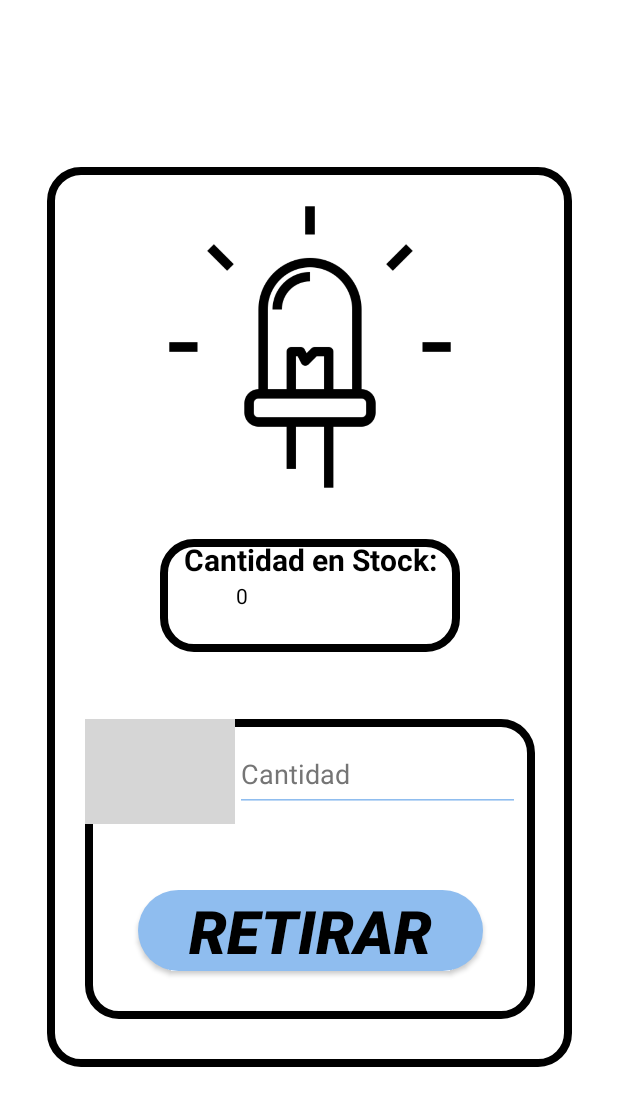
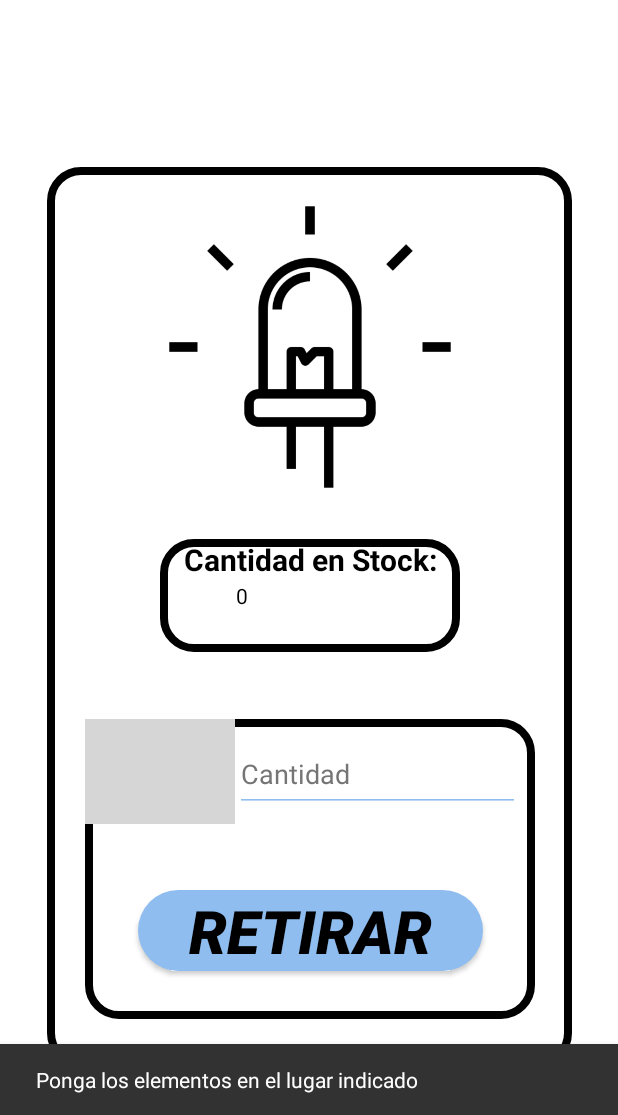
Before and after one commit to ORT-MECATRONICA/2022-PF-StocKode-Sasson-Raubvogel-Lijavetzky-Zuchowicki, an Android app: the fragment FragmentRetiro placed in its activity, after a tap on "RETIRAR", on a phone screen of 412 x 824 dp, the part 121-1236 px from its top. Run offline under Robolectric (Android 15) with nearby library versions, the phone set to English and light mode, and no system bars; our stand-ins replace Firebase (no records; nobody signed in at launch, a user with empty details on screens opened directly); 5 statements that could not run were skipped; grey boxes are pictures that could not be loaded.

Commit message:
Subida y retiro activan el dispositivo

```diff
--- a/StocKode/app/src/main/java/com/example/stockode/Fragments/FragmentRetiro.kt
+++ b/StocKode/app/src/main/java/com/example/stockode/Fragments/FragmentRetiro.kt
@@ -8,13 +8,12 @@ import androidx.fragment.app.Fragment
 import android.view.LayoutInflater
 import android.view.View
 import android.view.ViewGroup
-import android.widget.Button
-import android.widget.EditText
-import android.widget.ImageView
-import android.widget.TextView
+import android.widget.*
 import androidx.navigation.findNavController
 import com.example.stockode.R
 import com.google.android.material.snackbar.Snackbar
+import com.google.firebase.database.DatabaseReference
+import com.google.firebase.database.FirebaseDatabase
 import com.google.firebase.firestore.ktx.firestore
 import com.google.firebase.ktx.Firebase
 import com.google.firebase.storage.FirebaseStorage
@@ -32,7 +31,9 @@ class FragmentRetiro : Fragment() {
     private lateinit var cantStock: TextView
     private lateinit var cantRetirada: EditText
     private lateinit var btnRetirar: Button
+
     private val db = Firebase.firestore
+    private lateinit var database: DatabaseReference
 
     override fun onCreateView(
         inflater: LayoutInflater, container: ViewGroup?,
@@ -48,6 +49,8 @@ class FragmentRetiro : Fragment() {
 
     override fun onStart() {
         super.onStart()
+
+        val numero = FragmentIngresoArgs.fromBundle(requireArguments()).numero
         val producto = FragmentIngresoArgs.fromBundle(requireArguments()).producto
         val cantidad = FragmentIngresoArgs.fromBundle(requireArguments()).cantidad.toInt()
         cantStock.text = cantidad.toString()
@@ -63,6 +66,10 @@ class FragmentRetiro : Fragment() {
         }
 
         btnRetirar.setOnClickListener {
+            database = FirebaseDatabase.getInstance().getReference("test")
+            database.child("flag").setValue(3).addOnSuccessListener {
+                Snackbar.make(v, "Ponga los elementos en el lugar indicado", Snackbar.LENGTH_SHORT).show()
+                database.child("int").setValue(numero.toInt())
             val cantidadRet = cantRetirada.text.toString()
             if (cantidadRet.isNotEmpty()){
                 var resultado = cantidad - cantidadRet.toInt()
@@ -72,8 +79,11 @@ class FragmentRetiro : Fragment() {
                     if (it.isSuccessful){
                         val action = FragmentRetiroDirections.actionRetiroToStock()
                         v.findNavController().navigate(action)
+                        }
                     }
                 }
+            }.addOnFailureListener {
+                Toast.makeText(requireContext(),"Failed",Toast.LENGTH_SHORT).show()
             }
         }
     }
--- a/StocKode/app/src/main/java/com/example/stockode/entities/Producto.kt
+++ b/StocKode/app/src/main/java/com/example/stockode/entities/Producto.kt
@@ -1,4 +1,4 @@
 package com.example.stockode.entities
 
-class Producto(var title: String, var description: String, var NombreImg: String) {
+class Producto(var title: String, var description: String, var NombreImg: String, var numero: String) {
 }
--- a/StocKode/app/src/main/java/com/example/stockode/entities/Usuarios.kt
+++ b/StocKode/app/src/main/java/com/example/stockode/entities/Usuarios.kt
@@ -1,4 +1,4 @@
 package com.example.stockode.entities
 
-class Usuarios(var email: String,var password: String) {
+data class Usuarios(var email: String,var password: String) {
 }
--- a/StocKode/app/src/main/res/layout/activity_lector_qr.xml
+++ b/StocKode/app/src/main/res/layout/activity_lector_qr.xml
@@ -4,7 +4,8 @@
     xmlns:tools="http://schemas.android.com/tools"
     android:layout_width="match_parent"
     android:layout_height="match_parent"
-    tools:context=".LectorQR">
+    tools:context=".LectorQR"
+    android:id="@+id/lectorQr">
 
     <androidx.fragment.app.FragmentContainerView
         android:id="@+id/fragmentContainerView"
--- a/StocKode/app/src/main/res/navigation/nav_graph.xml
+++ b/StocKode/app/src/main/res/navigation/nav_graph.xml
@@ -43,6 +43,9 @@
         <action
             android:id="@+id/action_informacion_to_stock"
             app:destination="@id/stock" />
+        <argument
+            android:name="numero"
+            app:argType="string" />
     </fragment>
     <fragment
         android:id="@+id/ingreso"
@@ -59,6 +62,9 @@
         <action
             android:id="@+id/action_ingreso_to_stock"
             app:destination="@id/stock" />
+        <argument
+            android:name="numero"
+            app:argType="string" />
     </fragment>
     <fragment
         android:id="@+id/scanner"
@@ -82,6 +88,9 @@
         <action
             android:id="@+id/action_retiro_to_stock"
             app:destination="@id/stock" />
+        <argument
+            android:name="numero"
+            app:argType="string" />
     </fragment>
     <fragment
         android:id="@+id/stock"
```
Also changed, not shown: StocKode/app/src/main/java/com/example/stockode/Fragments/FragmentInfromacion.kt (+6 -2 lines), StocKode/app/src/main/java/com/example/stockode/Fragments/FragmentIngreso.kt (+15 -5 lines), StocKode/app/src/main/java/com/example/stockode/Fragments/FragmentStock.kt (+5 -3 lines), StocKode/app/src/main/java/com/example/stockode/LectorQR.kt (+54 -6 lines).
